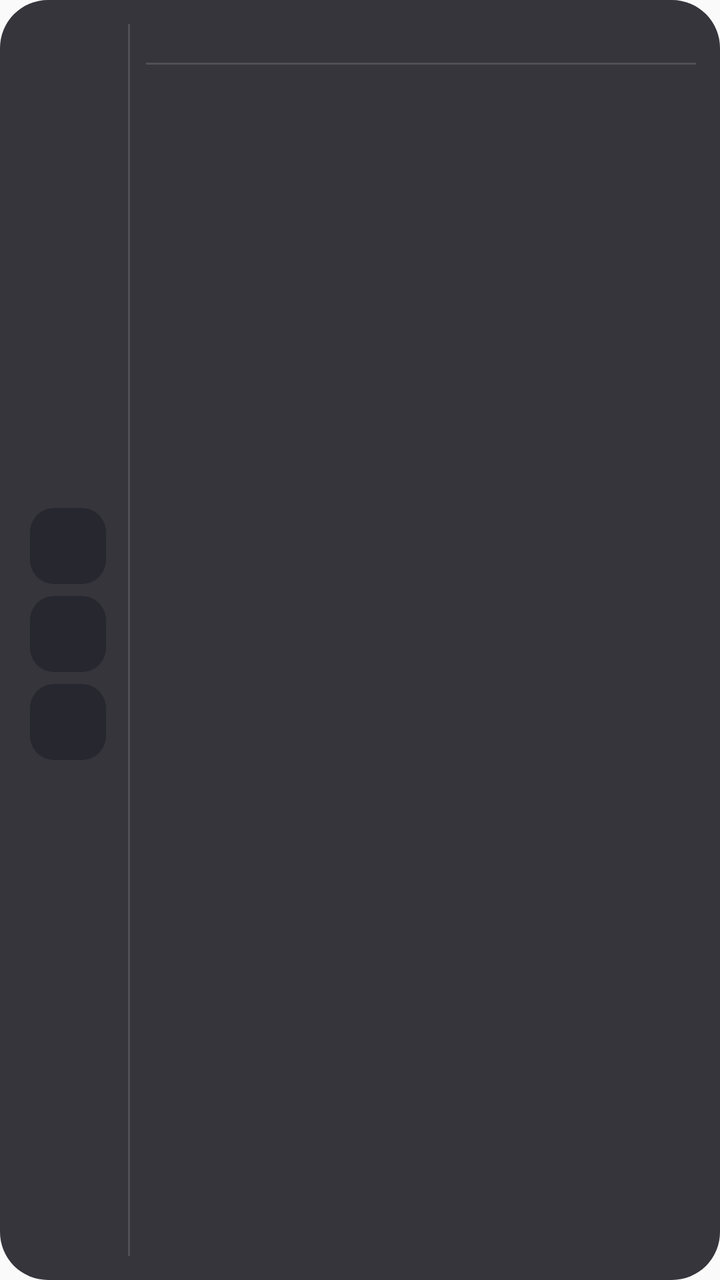
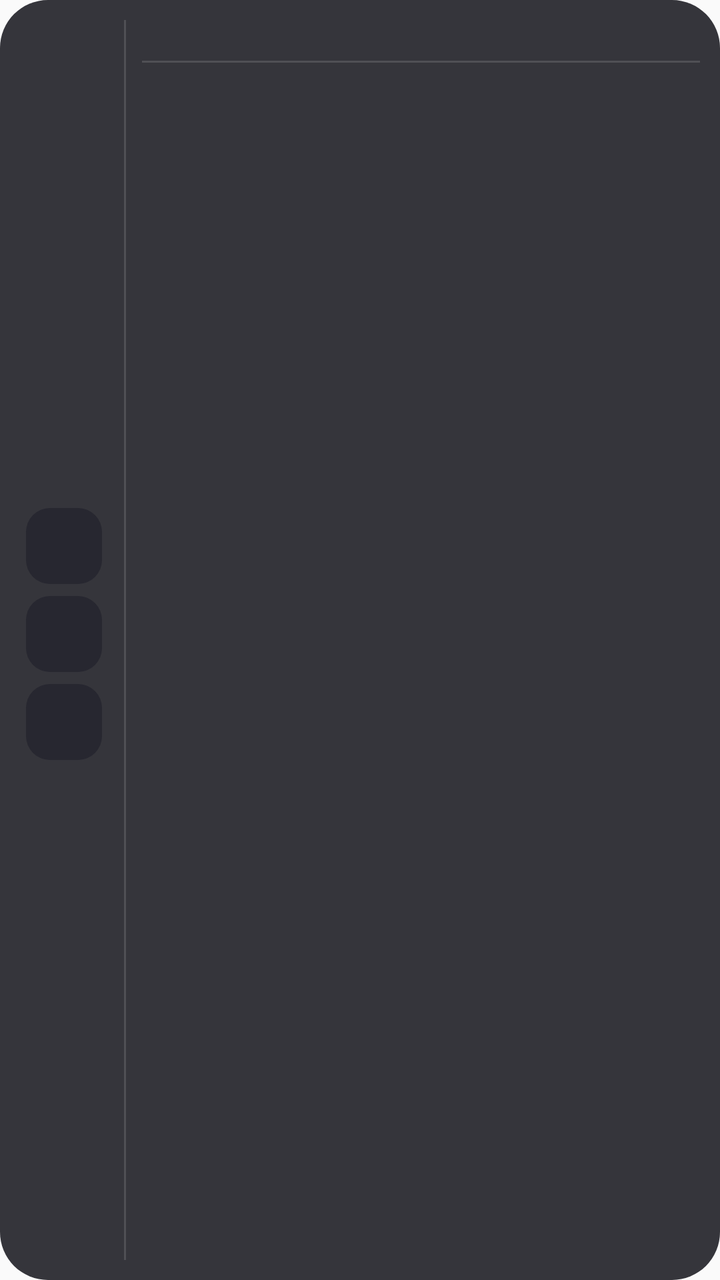

Screens rendered from an Android XML layout before and after an edit, with the pre-edit source and the edit as a unified diff.
<!-- AndroidManifest.xml: application theme android:Theme.Material.Light.NoActionBar -->
<!-- res/layout/widget_category_dock_left.xml -->
<?xml version="1.0" encoding="utf-8"?>
<LinearLayout xmlns:android="http://schemas.android.com/apk/res/android"
    android:layout_width="match_parent"
    android:layout_height="match_parent"
    android:background="@drawable/widget_background"
    android:orientation="horizontal"
    android:padding="12dp">

    
    <LinearLayout
        android:layout_width="44dp"
        android:layout_height="match_parent"
        android:gravity="center"
        android:orientation="vertical">

        <FrameLayout
            android:id="@+id/cat_container_0"
            android:layout_width="38dp"
            android:layout_height="38dp"
            android:layout_marginBottom="6dp">

            <ImageView
                android:id="@+id/cat_bg_0"
                android:layout_width="match_parent"
                android:layout_height="match_parent"
                android:src="@drawable/pill_inactive" />

            <TextView
                android:id="@+id/cat_text_0"
                android:layout_width="match_parent"
                android:layout_height="match_parent"
                android:gravity="center"
                android:textColor="#FFFFFF"
                android:textSize="13sp"
                android:textStyle="bold" />
        </FrameLayout>

        <FrameLayout
            android:id="@+id/cat_container_1"
            android:layout_width="38dp"
            android:layout_height="38dp"
            android:layout_marginBottom="6dp">

            <ImageView
                android:id="@+id/cat_bg_1"
                android:layout_width="match_parent"
                android:layout_height="match_parent"
                android:src="@drawable/pill_inactive" />

            <TextView
                android:id="@+id/cat_text_1"
                android:layout_width="match_parent"
                android:layout_height="match_parent"
                android:gravity="center"
                android:textColor="#FFFFFF"
                android:textSize="13sp"
                android:textStyle="bold" />
        </FrameLayout>

        <FrameLayout
            android:id="@+id/cat_container_2"
            android:layout_width="38dp"
            android:layout_height="38dp"
            android:layout_marginBottom="6dp">

            <ImageView
                android:id="@+id/cat_bg_2"
                android:layout_width="match_parent"
                android:layout_height="match_parent"
                android:src="@drawable/pill_inactive" />

            <TextView
                android:id="@+id/cat_text_2"
                android:layout_width="match_parent"
                android:layout_height="match_parent"
                android:gravity="center"
                android:textColor="#FFFFFF"
                android:textSize="13sp"
                android:textStyle="bold" />
        </FrameLayout>

        <FrameLayout
            android:id="@+id/cat_container_3"
            android:layout_width="38dp"
            android:layout_height="38dp"
            android:visibility="gone">

            <ImageView
                android:id="@+id/cat_bg_3"
                android:layout_width="match_parent"
                android:layout_height="match_parent"
                android:src="@drawable/pill_inactive" />

            <TextView
                android:id="@+id/cat_text_3"
                android:layout_width="match_parent"
                android:layout_height="match_parent"
                android:gravity="center"
                android:textColor="#FFFFFF"
                android:textSize="13sp"
                android:textStyle="bold" />
        </FrameLayout>
    </LinearLayout>

    
    <ImageView
        android:layout_width="1dp"
        android:layout_height="match_parent"
        android:layout_marginStart="8dp"
        android:layout_marginEnd="8dp"
        android:background="#22FFFFFF" />

    
    <LinearLayout
        android:layout_width="0dp"
        android:layout_height="match_parent"
        android:layout_weight="1"
        android:orientation="vertical">

        
        <TextView
            android:id="@+id/widget_category_title"
            android:layout_width="match_parent"
            android:layout_height="wrap_content"
            android:ellipsize="end"
            android:maxLines="1"
            android:paddingStart="4dp"
            android:paddingEnd="4dp"
            android:paddingBottom="3dp"
            android:textColor="#E2E8F0"
            android:textSize="12sp"
            android:textStyle="bold" />

        
        <ImageView
            android:id="@+id/category_title_divider"
            android:layout_width="match_parent"
            android:layout_height="1dp"
            android:layout_marginBottom="4dp"
            android:background="#22FFFFFF" />

        
        <LinearLayout
            android:layout_width="match_parent"
            android:layout_height="0dp"
            android:layout_weight="1"
            android:gravity="center_vertical"
            android:orientation="horizontal">

            <ImageView
                android:id="@+id/app_icon_0"
                android:layout_width="0dp"
                android:layout_height="match_parent"
                android:layout_weight="1"
                android:padding="6dp"
                android:scaleType="fitCenter" />

            <ImageView
                android:id="@+id/app_icon_1"
                android:layout_width="0dp"
                android:layout_height="match_parent"
                android:layout_weight="1"
                android:padding="6dp"
                android:scaleType="fitCenter" />

            <ImageView
                android:id="@+id/app_icon_2"
                android:layout_width="0dp"
                android:layout_height="match_parent"
                android:layout_weight="1"
                android:padding="6dp"
                android:scaleType="fitCenter" />

            <ImageView
                android:id="@+id/app_icon_3"
                android:layout_width="0dp"
                android:layout_height="match_parent"
                android:layout_weight="1"
                android:padding="6dp"
                android:scaleType="fitCenter" />
        </LinearLayout>

        
        <LinearLayout
            android:layout_width="match_parent"
            android:layout_height="0dp"
            android:layout_weight="1"
            android:gravity="center_vertical"
            android:orientation="horizontal">

            <ImageView
                android:id="@+id/app_icon_4"
                android:layout_width="0dp"
                android:layout_height="match_parent"
                android:layout_weight="1"
                android:padding="6dp"
                android:scaleType="fitCenter" />

            <ImageView
                android:id="@+id/app_icon_5"
                android:layout_width="0dp"
                android:layout_height="match_parent"
                android:layout_weight="1"
                android:padding="6dp"
                android:scaleType="fitCenter" />

            <ImageView
                android:id="@+id/app_icon_6"
                android:layout_width="0dp"
                android:layout_height="match_parent"
                android:layout_weight="1"
                android:padding="6dp"
                android:scaleType="fitCenter" />

            <ImageView
                android:id="@+id/app_icon_7"
                android:layout_width="0dp"
                android:layout_height="match_parent"
                android:layout_weight="1"
                android:padding="6dp"
                android:scaleType="fitCenter" />
        </LinearLayout>
    </LinearLayout>
</LinearLayout>
<!-- resources referenced by this layout -->
<resources>
  <!-- drawable pill_inactive (drawable) -->
  <?xml version="1.0" encoding="utf-8"?>
  <shape xmlns:android="http://schemas.android.com/apk/res/android"
      android:shape="rectangle">
      <solid android:color="#FF272730" />
      <corners android:radius="12dp" />
  </shape>
  <!-- drawable widget_background (drawable) -->
  <?xml version="1.0" encoding="utf-8"?>
  <shape xmlns:android="http://schemas.android.com/apk/res/android"
      android:shape="rectangle">
      <solid android:color="#DD18181F" />
      <corners android:radius="24dp" />
  </shape>
</resources>

<!-- the commit's change to res/layout/widget_category_dock_left.xml (unified diff, before → after) -->
@@ -4,10 +4,11 @@
     android:layout_height="match_parent"
     android:background="@drawable/widget_background"
     android:orientation="horizontal"
-    android:padding="12dp">
+    android:padding="10dp">
 
     
     <LinearLayout
+        android:id="@+id/sidebar_container"
         android:layout_width="44dp"
         android:layout_height="match_parent"
         android:gravity="center"
@@ -102,7 +103,6 @@
         </FrameLayout>
     </LinearLayout>
 
-    
     <ImageView
         android:layout_width="1dp"
         android:layout_height="match_parent"
@@ -117,7 +117,6 @@
         android:layout_weight="1"
         android:orientation="vertical">
 
-        
         <TextView
             android:id="@+id/widget_category_title"
             android:layout_width="match_parent"
@@ -126,12 +125,11 @@
             android:maxLines="1"
             android:paddingStart="4dp"
             android:paddingEnd="4dp"
-            android:paddingBottom="3dp"
+            android:paddingBottom="4dp"
             android:textColor="#E2E8F0"
             android:textSize="12sp"
             android:textStyle="bold" />
 
-        
         <ImageView
             android:id="@+id/category_title_divider"
             android:layout_width="match_parent"
@@ -139,86 +137,14 @@
             android:layout_marginBottom="4dp"
             android:background="#22FFFFFF" />
 
-        
-        <LinearLayout
+        <GridView
+            android:id="@+id/app_grid_view"
             android:layout_width="match_parent"
-            android:layout_height="0dp"
-            android:layout_weight="1"
-            android:gravity="center_vertical"
-            android:orientation="horizontal">
-
-            <ImageView
-                android:id="@+id/app_icon_0"
-                android:layout_width="0dp"
-                android:layout_height="match_parent"
-                android:layout_weight="1"
-                android:padding="6dp"
-                android:scaleType="fitCenter" />
-
-            <ImageView
-                android:id="@+id/app_icon_1"
-                android:layout_width="0dp"
-                android:layout_height="match_parent"
-                android:layout_weight="1"
-                android:padding="6dp"
-                android:scaleType="fitCenter" />
-
-            <ImageView
-                android:id="@+id/app_icon_2"
-                android:layout_width="0dp"
-                android:layout_height="match_parent"
-                android:layout_weight="1"
-                android:padding="6dp"
-                android:scaleType="fitCenter" />
-
-            <ImageView
-                android:id="@+id/app_icon_3"
-                android:layout_width="0dp"
-                android:layout_height="match_parent"
-                android:layout_weight="1"
-                android:padding="6dp"
-                android:scaleType="fitCenter" />
-        </LinearLayout>
-
-        
-        <LinearLayout
-            android:layout_width="match_parent"
-            android:layout_height="0dp"
-            android:layout_weight="1"
-            android:gravity="center_vertical"
-            android:orientation="horizontal">
-
-            <ImageView
-                android:id="@+id/app_icon_4"
-                android:layout_width="0dp"
-                android:layout_height="match_parent"
-                android:layout_weight="1"
-                android:padding="6dp"
-                android:scaleType="fitCenter" />
-
-            <ImageView
-                android:id="@+id/app_icon_5"
-                android:layout_width="0dp"
-                android:layout_height="match_parent"
-                android:layout_weight="1"
-                android:padding="6dp"
-                android:scaleType="fitCenter" />
-
-            <ImageView
-                android:id="@+id/app_icon_6"
-                android:layout_width="0dp"
-                android:layout_height="match_parent"
-                android:layout_weight="1"
-                android:padding="6dp"
-                android:scaleType="fitCenter" />
-
-            <ImageView
-                android:id="@+id/app_icon_7"
-                android:layout_width="0dp"
-                android:layout_height="match_parent"
-                android:layout_weight="1"
-                android:padding="6dp"
-                android:scaleType="fitCenter" />
-        </LinearLayout>
+            android:layout_height="match_parent"
+            android:numColumns="4"
+            android:verticalSpacing="2dp"
+            android:horizontalSpacing="2dp"
+            android:stretchMode="columnWidth"
+            android:gravity="center" />
     </LinearLayout>
 </LinearLayout>
